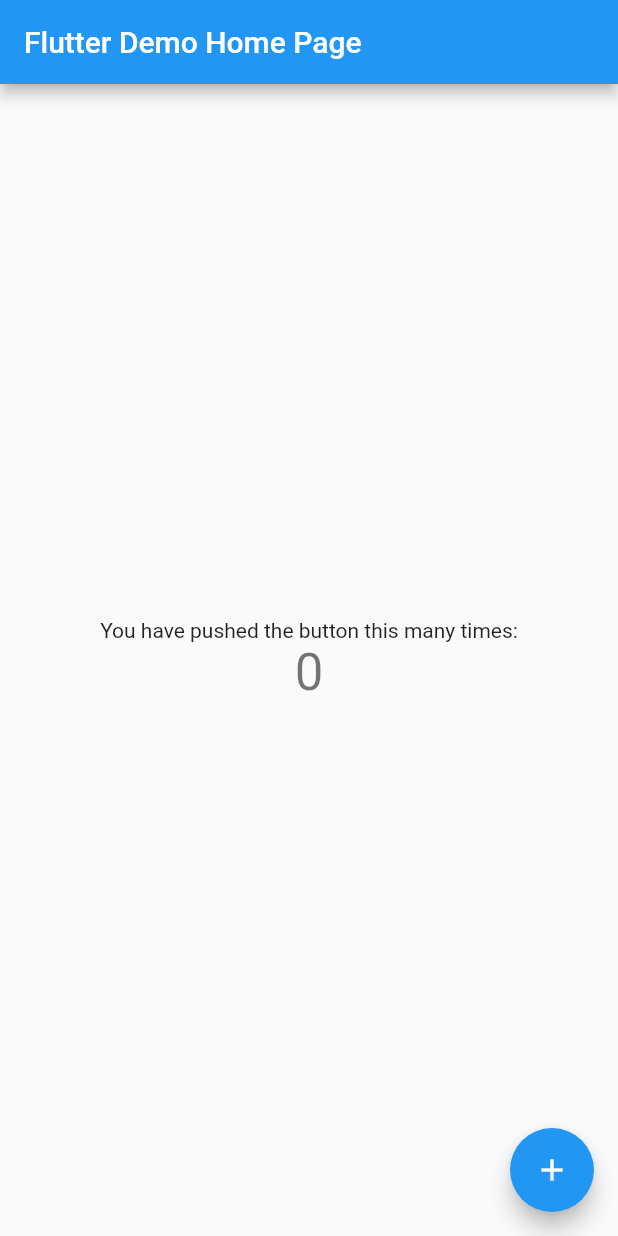
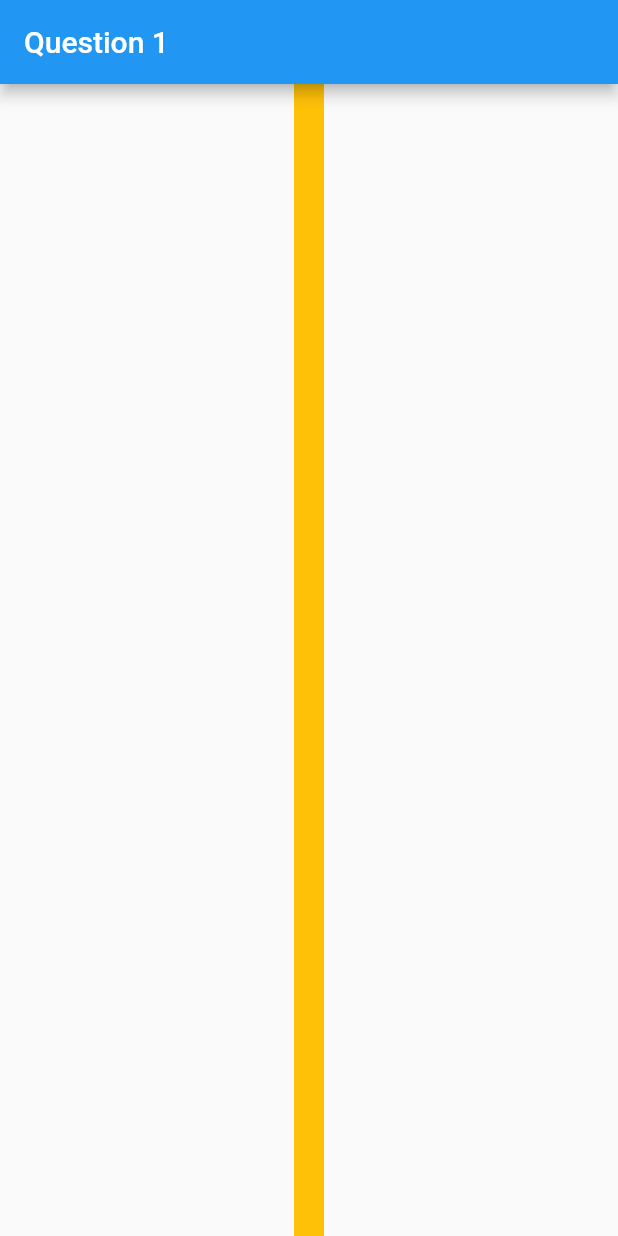
Before and after one commit to Bondidos/quiz_flutter_version, a Flutter app: the screen it shows after launch, on a phone screen of 412 x 824 dp. Run offline on Flutter 3.47's test engine with Material 2 defaults, Android fonts, the phone set to English and light mode, and no system bars.

Commit message:
just save

```diff
--- a/lib/main.dart
+++ b/lib/main.dart
@@ -1,115 +1,17 @@
 import 'package:flutter/material.dart';
+import 'package:quiz_flutter_version/pages/first_page.dart';
 
 void main() {
-  runApp(const MyApp());
+  runApp(const Quiz());
 }
+class Quiz extends StatelessWidget {
+  const Quiz({Key? key}) : super(key: key);
 
-class MyApp extends StatelessWidget {
-  const MyApp({Key? key}) : super(key: key);
-
-  // This widget is the root of your application.
   @override
   Widget build(BuildContext context) {
-    return MaterialApp(
-      title: 'Flutter Demo',
-      theme: ThemeData(
-        // This is the theme of your application.
-        //
-        // Try running your application with "flutter run". You'll see the
-        // application has a blue toolbar. Then, without quitting the app, try
-        // changing the primarySwatch below to Colors.green and then invoke
-        // "hot reload" (press "r" in the console where you ran "flutter run",
-        // or simply save your changes to "hot reload" in a Flutter IDE).
-        // Notice that the counter didn't reset back to zero; the application
-        // is not restarted.
-        primarySwatch: Colors.blue,
-      ),
-      home: const MyHomePage(title: 'Flutter Demo Home Page'),
+    return const MaterialApp(
+      title: "Quiz",
+      home: FirstPage(),
     );
   }
 }
-
-class MyHomePage extends StatefulWidget {
-  const MyHomePage({Key? key, required this.title}) : super(key: key);
-
-  // This widget is the home page of your application. It is stateful, meaning
-  // that it has a State object (defined below) that contains fields that affect
-  // how it looks.
-
-  // This class is the configuration for the state. It holds the values (in this
-  // case the title) provided by the parent (in this case the App widget) and
-  // used by the build method of the State. Fields in a Widget subclass are
-  // always marked "final".
-
-  final String title;
-
-  @override
-  State<MyHomePage> createState() => _MyHomePageState();
-}
-
-class _MyHomePageState extends State<MyHomePage> {
-  int _counter = 0;
-
-  void _incrementCounter() {
-    setState(() {
-      // This call to setState tells the Flutter framework that something has
-      // changed in this State, which causes it to rerun the build method below
-      // so that the display can reflect the updated values. If we changed
-      // _counter without calling setState(), then the build method would not be
-      // called again, and so nothing would appear to happen.
-      _counter++;
-    });
-  }
-
-  @override
-  Widget build(BuildContext context) {
-    // This method is rerun every time setState is called, for instance as done
-    // by the _incrementCounter method above.
-    //
-    // The Flutter framework has been optimized to make rerunning build methods
-    // fast, so that you can just rebuild anything that needs updating rather
-    // than having to individually change instances of widgets.
-    return Scaffold(
-      appBar: AppBar(
-        // Here we take the value from the MyHomePage object that was created by
-        // the App.build method, and use it to set our appbar title.
-        title: Text(widget.title),
-      ),
-      body: Center(
-        // Center is a layout widget. It takes a single child and positions it
-        // in the middle of the parent.
-        child: Column(
-          // Column is also a layout widget. It takes a list of children and
-          // arranges them vertically. By default, it sizes itself to fit its
-          // children horizontally, and tries to be as tall as its parent.
-          //
-          // Invoke "debug painting" (press "p" in the console, choose the
-          // "Toggle Debug Paint" action from the Flutter Inspector in Android
-          // Studio, or the "Toggle Debug Paint" command in Visual Studio Code)
-          // to see the wireframe for each widget.
-          //
-          // Column has various properties to control how it sizes itself and
-          // how it positions its children. Here we use mainAxisAlignment to
-          // center the children vertically; the main axis here is the vertical
-          // axis because Columns are vertical (the cross axis would be
-          // horizontal).
-          mainAxisAlignment: MainAxisAlignment.center,
-          children: <Widget>[
-            const Text(
-              'You have pushed the button this many times:',
-            ),
-            Text(
-              '$_counter',
-              style: Theme.of(context).textTheme.headline4,
-            ),
-          ],
-        ),
-      ),
-      floatingActionButton: FloatingActionButton(
-        onPressed: _incrementCounter,
-        tooltip: 'Increment',
-        child: const Icon(Icons.add),
-      ), // This trailing comma makes auto-formatting nicer for build methods.
-    );
-  }
-}
--- /dev/null
+++ b/lib/pages/first_page.dart
@@ -0,0 +1,29 @@
+import 'package:flutter/material.dart';
+
+class FirstPage extends StatefulWidget {
+  const FirstPage({Key? key}) : super(key: key);
+
+  @override
+  _FirstPageState createState() => _FirstPageState();
+}
+
+class _FirstPageState extends State<FirstPage> {
+
+  @override
+  Widget build(BuildContext context) {
+    return Scaffold(
+      appBar: AppBar(
+        title: const Text('Question 1'),
+      ),
+      body: Center(
+        child: Container(
+          padding: const EdgeInsets.all(10),
+          color: Colors.amber,
+          child: Column(
+
+          ),
+        ),
+      ),
+    );
+  }
+}
```
